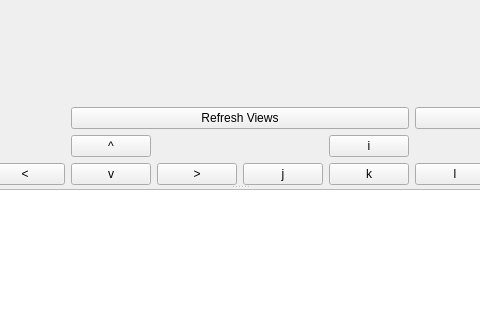
asheryoung10/ece3710, file Simulator/mainwindow.ui: the form before one commit; both pictures show x 282 to 762 and y 0 to 320 of the 1386 by 600 pixel window.
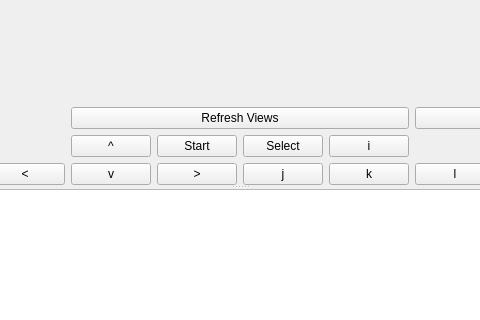
The form after the commit. Custom widgets are drawn as their Qt base class.

Diff of the .ui file:
```diff
--- a/Simulator/mainwindow.ui
+++ b/Simulator/mainwindow.ui
@@ -6,7 +6,7 @@
    <rect>
     <x>0</x>
     <y>0</y>
-    <width>1305</width>
+    <width>1329</width>
     <height>600</height>
    </rect>
   </property>
@@ -118,6 +118,13 @@
                </property>
               </widget>
              </item>
+             <item row="0" column="2">
+              <widget class="QPushButton" name="start">
+               <property name="text">
+                <string>Start</string>
+               </property>
+              </widget>
+             </item>
             </layout>
            </item>
            <item>
@@ -181,6 +188,13 @@
                </property>
               </widget>
              </item>
+             <item row="0" column="0">
+              <widget class="QPushButton" name="select">
+               <property name="text">
+                <string>Select</string>
+               </property>
+              </widget>
+             </item>
             </layout>
            </item>
           </layout>
```
